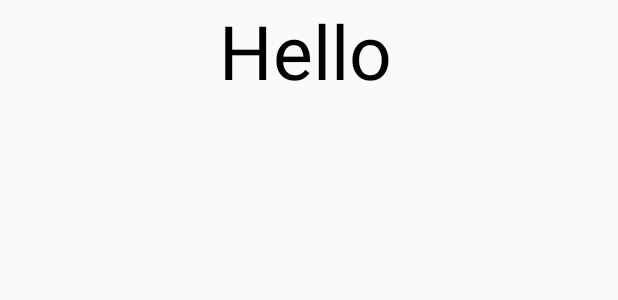
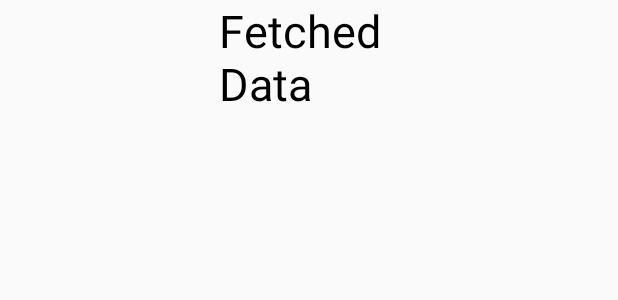
Before and after one commit to DevBahl/Covid19Tracker, an Android app: the layout data_row1.xml on its own in the app's theme, with its tools: preview values and no code run, on a phone screen of 412 x 824 dp. Shown: the top 300 px of the screen. Run offline under Robolectric (Android 15) with nearby library versions, the light colour scheme and no system bars.

```diff
--- a/app/src/main/res/layout/data_row1.xml
+++ b/app/src/main/res/layout/data_row1.xml
@@ -9,8 +9,8 @@
         android:id="@+id/dataView1"
         android:layout_width="120dp"
         android:layout_height="120dp"
-        android:textSize="50sp"
-        android:text="Hello"
+        android:textSize="30sp"
+        android:text="Fetched Data"
         android:textColor="#000000"
         app:layout_constraintEnd_toEndOf="parent"
         app:layout_constraintStart_toStartOf="parent"
```
